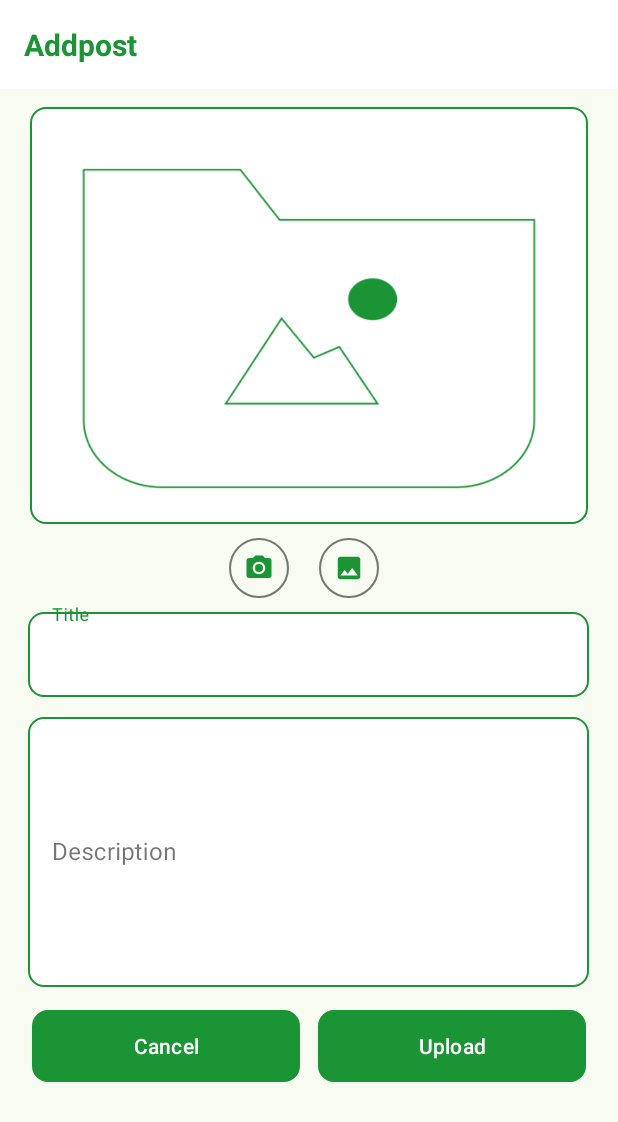
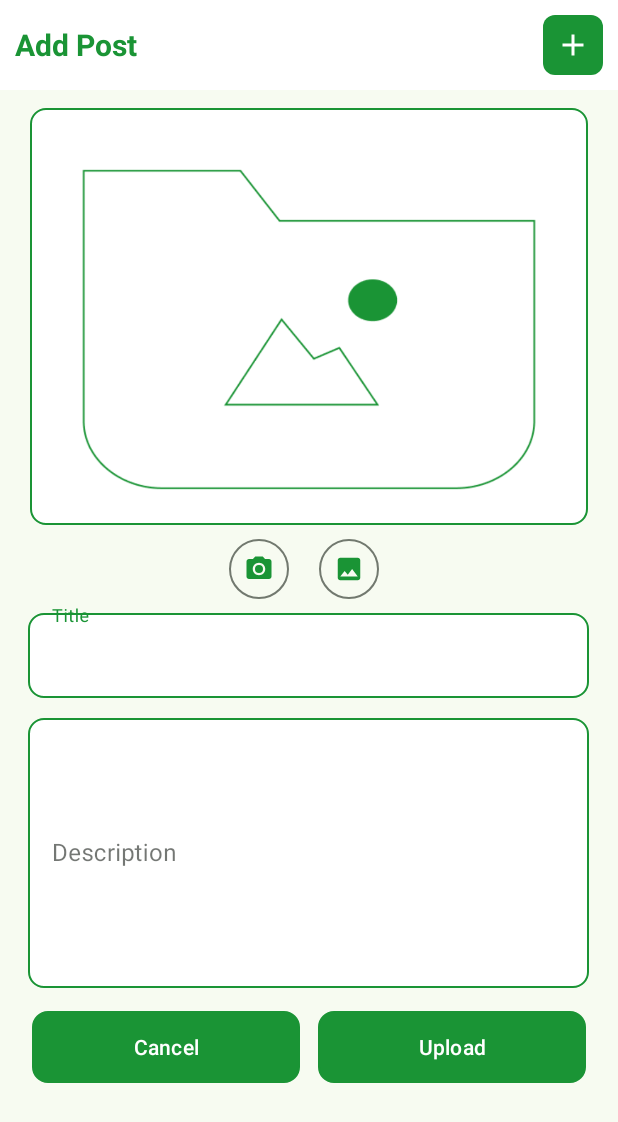
Before and after one commit to PlasticWise/MobileDev, an Android app: the UploadActivity screen opened directly, with no data from a screen before it, on a phone screen of 412 x 824 dp. Shown: the top 1122 px of the screen. Run offline under Robolectric (Android 15) with nearby library versions, the phone set to English and light mode, and no system bars; pictures from the network do not load; Roboto replaces fonts that are not available here; 1 statement that could not run was skipped.

Commit message:
[update] addpost interface button

```diff
--- /dev/null
+++ b/app/src/main/res/drawable/button_background.xml
@@ -0,0 +1,4 @@
+<shape xmlns:android="http://schemas.android.com/apk/res/android">
+    <solid android:color="@color/greenPrimary"/> <!-- Background color -->
+    <corners android:radius="8dp"/> <!-- Border radius -->
+</shape>
--- a/app/src/main/res/drawable/ic_baseline_add_24.xml
+++ b/app/src/main/res/drawable/ic_baseline_add_24.xml
@@ -1,5 +1,11 @@
-<vector xmlns:android="http://schemas.android.com/apk/res/android" android:height="24dp" android:tint="#000000" android:viewportHeight="24" android:viewportWidth="24" android:width="24dp">
+<vector xmlns:android="http://schemas.android.com/apk/res/android"
+    android:height="24dp"
+    android:tint="@color/whitePrimary"
+    android:viewportHeight="24"
+    android:viewportWidth="24"
+    android:width="24dp">
 
-    <path android:fillColor="@android:color/white" android:pathData="M19,13h-6v6h-2v-6H5v-2h6V5h2v6h6v2z"/>
-
+    <path
+        android:fillColor="@android:color/white"
+        android:pathData="M19,13h-6v6h-2v-6H5v-2h6V5h2v6h6v2z"/>
 </vector>
--- a/app/src/main/res/layout/activity_upload.xml
+++ b/app/src/main/res/layout/activity_upload.xml
@@ -14,19 +14,30 @@
         android:layout_height="wrap_content"
         android:orientation="horizontal"
         android:background="@color/whitePrimary"
-        android:padding="16dp"
+        android:padding="10dp"
         android:gravity="center_vertical">
 
         <TextView
-            android:layout_width="wrap_content"
+            android:layout_width="0dp"
             android:layout_height="wrap_content"
-            android:text="Addpost"
+            android:layout_weight="1"
+            android:text="Add Post"
             android:textStyle="bold"
             android:textSize="20sp"
             android:textColor="@color/greenPrimary"
             />
 
+        <ImageButton
+            android:layout_width="wrap_content"
+            android:layout_height="wrap_content"
+            android:src="@drawable/ic_baseline_add_24"
+            android:background="@drawable/button_background"
+            android:layout_marginStart="8dp"
+            android:padding="8dp"
+        />
     </LinearLayout>
+
+
 
     <ScrollView
         android:layout_width="match_parent"
```
